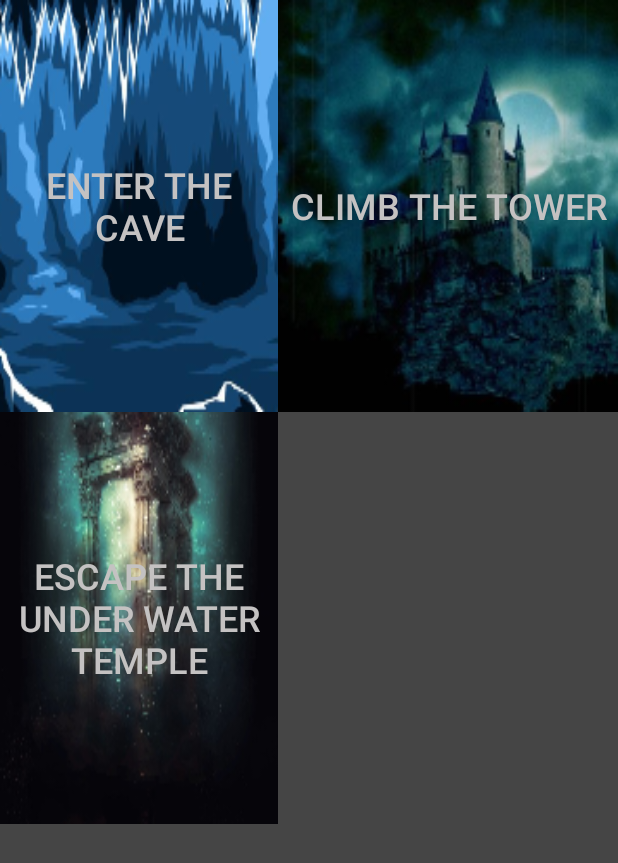
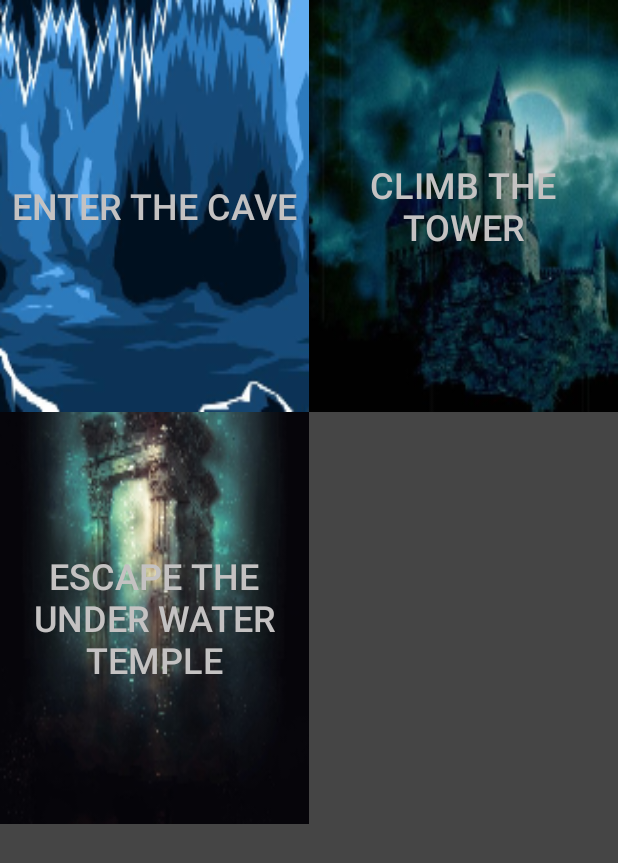
Before and after one commit to JonesEri07/AndroidDungeonHero, an Android app: the SelectActivity screen opened directly, with no data from a screen before it, on a phone screen of 412 x 824 dp. Shown: the top 863 px of the screen. Run offline under Robolectric (Android 15) with nearby library versions, the phone set to English and light mode, and no system bars.

Commit message:
fixed select activity layout proportions

```diff
--- a/app/src/main/res/layout/activity_select.xml
+++ b/app/src/main/res/layout/activity_select.xml
@@ -25,9 +25,10 @@
 
             <Button
                 android:id="@+id/cave_button"
-                android:layout_width="170dp"
+
                 android:layout_rowWeight="1"
                 android:layout_columnWeight="1"
+                android:width="0dp"
                 android:background="@mipmap/cave_launcher_foreground"
                 android:text="@string/cave"
                 android:textColor="@color/paper"
@@ -35,7 +36,7 @@
 
             <Button
                 android:id="@+id/tower_button"
-
+                android:width="0dp"
                 android:layout_rowWeight="1"
                 android:layout_columnWeight="1"
                 android:background="@mipmap/tower_launcher_foreground"
@@ -45,8 +46,7 @@
 
             <Button
                 android:id="@+id/water_button"
-
-                android:layout_width="12px"
+                android:width="0dp"
                 android:layout_rowWeight="1"
                 android:layout_columnWeight="1"
                 android:background="@mipmap/watertemple_launcher_foreground"
```
